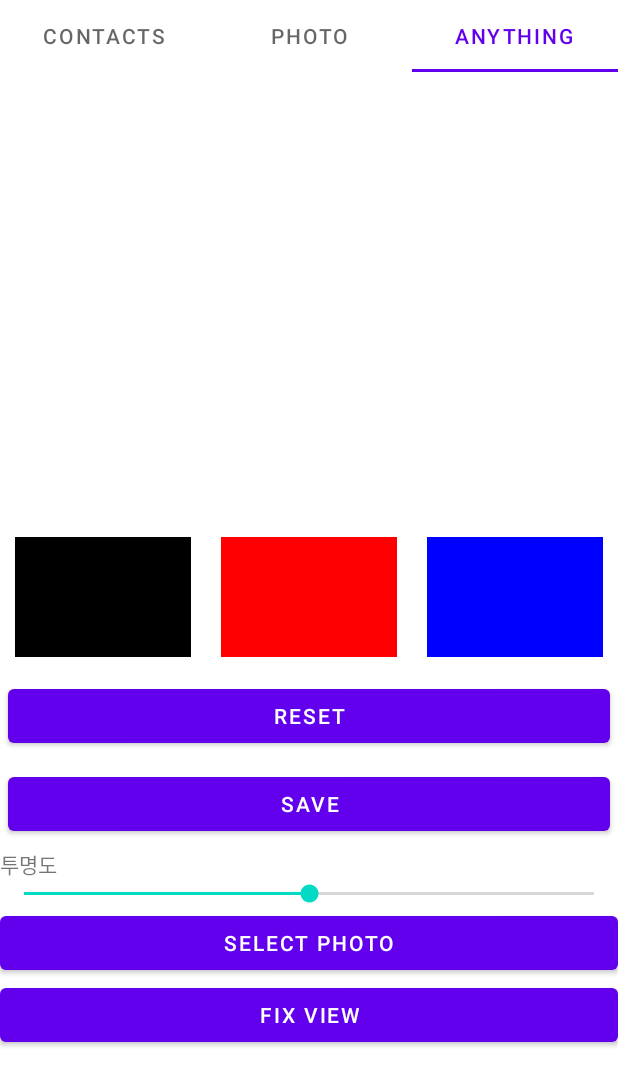
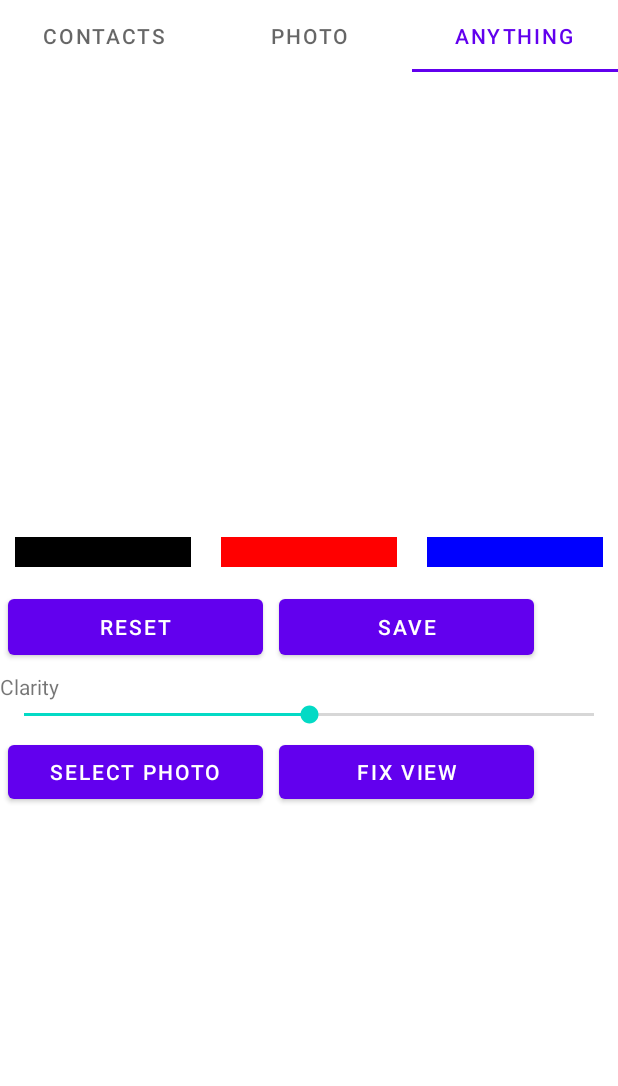
Before and after one commit to GAEUNYIM/FlowNow, an Android app: the screen it shows after launch (MainActivity), tab 3 chosen, on a phone screen of 412 x 824 dp. Shown: the top 1086 px of the screen. Run offline under Robolectric (Android 15) with nearby library versions, the phone set to English and light mode, and no system bars; 1 statement that could not run was skipped.

Commit message:
tab2 refresh

```diff
--- a/djgeteamproject/app/src/main/java/com/example/djgeteamproject/MainActivity.java
+++ b/djgeteamproject/app/src/main/java/com/example/djgeteamproject/MainActivity.java
@@ -128,8 +128,10 @@ public class MainActivity extends AppCompatActivity {
     }
 
     public void refreshfrag2(){
+        System.out.println("<4>");
         frag2.onDetach();
         frag2.onAttach(getApplicationContext());
+        System.out.println("<5>");
     }
 
     public void refreshfrag3(){
--- a/djgeteamproject/app/src/main/java/com/example/djgeteamproject/PhotoAdapter.java
+++ b/djgeteamproject/app/src/main/java/com/example/djgeteamproject/PhotoAdapter.java
@@ -16,10 +16,10 @@ import java.util.ArrayList;
 public class PhotoAdapter extends RecyclerView.Adapter<PhotoAdapter.ViewHolder> {
     private ArrayList<PhotoItem> imageslist;
     private Context context;
+
     public PhotoAdapter(Context context, ArrayList<PhotoItem> list) {
         this.context = context;
         this.imageslist = list;
-
     }
 
     @Override
--- a/djgeteamproject/app/src/main/java/com/example/djgeteamproject/PhotoItem.java
+++ b/djgeteamproject/app/src/main/java/com/example/djgeteamproject/PhotoItem.java
@@ -1,14 +1,14 @@
 package com.example.djgeteamproject;
 
 import android.net.Uri;
+
+import java.util.ArrayList;
 
 public class PhotoItem {
     private Uri data;
     private String displayName;
     private String path;
     private int id;
-
-    PhotoItem(){}
 
     public Uri getData() {
         return data;
@@ -31,7 +31,7 @@ public class PhotoItem {
     public void setId(int id){ this.id = id;}
 
     public void setpath(String dpath) {this.path = dpath;}
-    public PhotoItem(Uri data, String displayName, String path) {
+    public PhotoItem() {
         this.data = data;
         this.displayName = displayName;
         this.path = path;
--- a/djgeteamproject/app/src/main/java/com/example/djgeteamproject/myFragment1.java
+++ b/djgeteamproject/app/src/main/java/com/example/djgeteamproject/myFragment1.java
@@ -70,7 +70,6 @@ public class myFragment1 extends Fragment implements View.OnClickListener{
 
             }
         });
-
         return v;
     }
     public void onClick(View view){
--- a/djgeteamproject/app/src/main/res/layout/fragment_my2.xml
+++ b/djgeteamproject/app/src/main/res/layout/fragment_my2.xml
@@ -5,6 +5,10 @@
     android:layout_width="match_parent"
     android:layout_height="match_parent">
 
+    <androidx.swiperefreshlayout.widget.SwipeRefreshLayout
+        android:id="@+id/refresh_layout"
+        android:layout_width="match_parent"
+        android:layout_height="625dp">
         <androidx.recyclerview.widget.RecyclerView
             android:id="@+id/recyclerView"
             android:layout_width="match_parent"
@@ -16,5 +20,6 @@
             app:layout_constraintRight_toRightOf="parent"
             app:layout_constraintTop_toTopOf="parent"
             app:layout_constraintVertical_bias="0.0" />
+    </androidx.swiperefreshlayout.widget.SwipeRefreshLayout>
 
 </RelativeLayout>
--- a/djgeteamproject/app/src/main/res/layout/fragment_my3.xml
+++ b/djgeteamproject/app/src/main/res/layout/fragment_my3.xml
@@ -32,7 +32,7 @@
 
         <LinearLayout
             android:layout_width="match_parent"
-            android:layout_height="100dp"
+            android:layout_height="40dp"
             android:orientation="horizontal" >
 
             <ImageButton
@@ -66,40 +66,53 @@
                 tools:ignore="HardcodedText" />
         </LinearLayout>
 
+        <LinearLayout
+            android:layout_width="match_parent"
+            android:layout_height="60dp"
+            android:orientation="horizontal" >
             <Button
                 android:id="@+id/resetBtn"
-            android:layout_width="match_parent"
-            android:layout_height="wrap_content"
+                android:layout_width="170dp"
+                android:layout_height="match_parent"
                 android:layout_margin="5dp"
                 android:text="Reset"
                 tools:ignore="ButtonStyle,HardcodedText,NestedWeights" />
 
             <Button
                 android:id="@+id/saveBtn"
-            android:layout_width="match_parent"
-            android:layout_height="wrap_content"
+                android:layout_width="170dp"
+                android:layout_height="match_parent"
                 android:layout_margin="5dp"
                 android:text="Save"
                 tools:ignore="ButtonStyle,HardcodedText" />
+        </LinearLayout>
 
         <TextView
             android:layout_width="match_parent"
             android:layout_height="wrap_content"
-            android:text="투명도"/>
+            android:text="Clarity"/>
         <SeekBar
             android:id="@+id/seekbar"
             android:layout_width="match_parent"
             android:layout_height="wrap_content"/>
+
+        <LinearLayout
+            android:layout_width="match_parent"
+            android:layout_height="60dp"
+            android:orientation="horizontal" >
             <Button
                 android:id="@+id/selectphotobutton"
-            android:layout_width="match_parent"
+                android:layout_width="170dp"
                 android:layout_height="wrap_content"
+                android:layout_margin="5dp"
                 android:text="Select Photo"/>
             <Button
                 android:id="@+id/fixbutton"
-            android:layout_width="match_parent"
+                android:layout_width="170dp"
                 android:layout_height="wrap_content"
+                android:layout_margin="5dp"
                 android:text="Fix View"/>
+        </LinearLayout>
 
     </LinearLayout>
 
```
Also changed, not shown: djgeteamproject/app/src/main/java/com/example/djgeteamproject/myFragment2.java (+31 -5 lines). Lines whose indentation alone changed are shown as unchanged.
